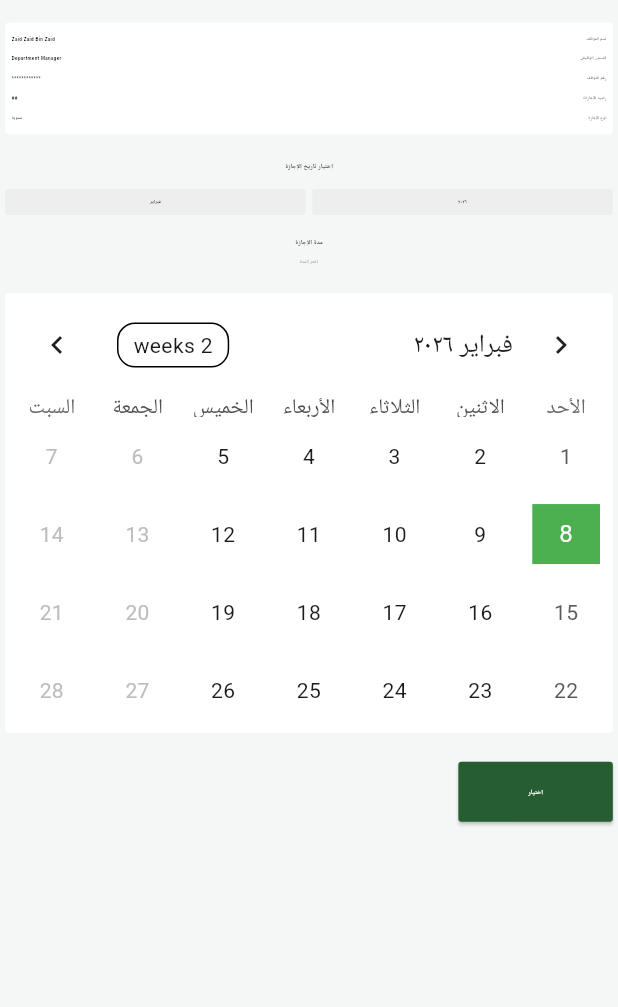
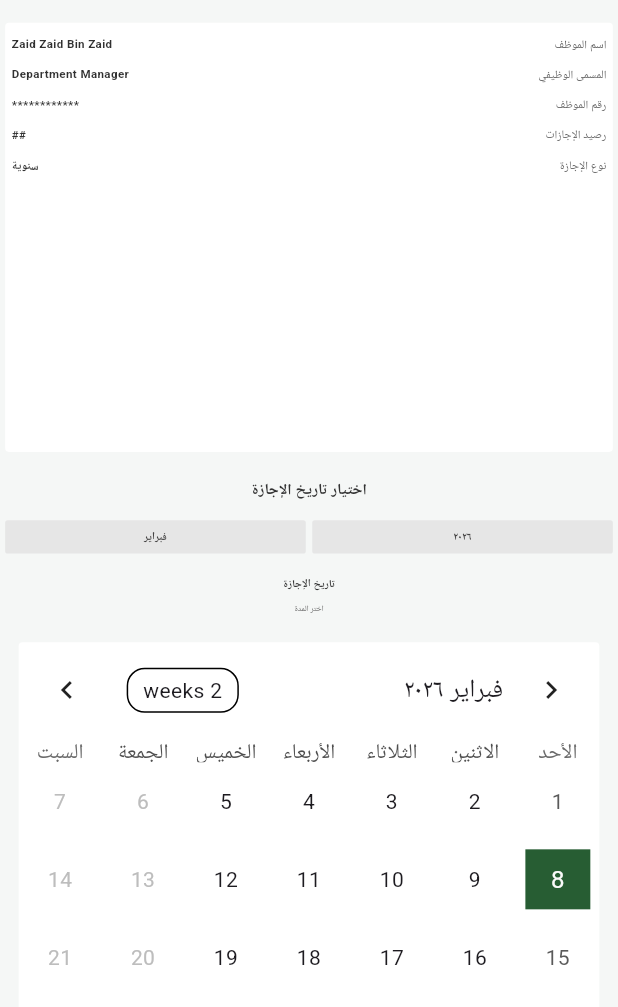
Before and after one commit to hodamostafa/NTGProject, a Flutter app: the CalendarScreen screen opened directly, on a phone screen of 412 x 824 dp, the part 229-1236 px from its top. Run offline on Flutter 3.47's test engine with Material 3 defaults, Android fonts, the phone set to English and light mode, and no system bars; drawn by our look-alikes of table_calendar; our stand-ins replace easy_localization, flutter_easyloading, flutter_riverpod, flutter_screenutil, flutter_svg.

Commit message:
add request details screen with localization and ui

```diff
--- a/assets/translations/ar.json
+++ b/assets/translations/ar.json
@@ -2,15 +2,20 @@
   "leaves" : "طلب إجازة",
 
   "select_leave_date": "اختيار تاريخ الإجازة",
-  "leave_range": "مدة الإجازة",
+  "leave_range": "تاريخ الإجازة",
   "select_range": "اختر المدة",
-  "total_working_days": "عدد أيام : {}",
+  "total_working_days": "عدد ألايام : {}",
   "weekend_warning": "الأيام المختارة عطلة نهاية الأسبوع",
   "employee_name": "اسم الموظف",
   "job_title": "المسمى الوظيفي",
   "employee_id": "رقم الموظف",
   "leave_balance": "رصيد الإجازات",
   "leave_type": "نوع الإجازة",
-  "select": "اختيار",
-  "annual": "سنوية"
+  "select": "تحديد",
+  "annual": "سنوية",
+  "confirm": "تأكيد",
+    "start_date": "تاريخ البدء",
+    "end_date": "تاريخ الانتهاء",
+    "total_days": "اجمالي الأيام",
+    "request_details": "تفاصيل الطلب"
 }
--- a/lib/screens/calendar-screen/calender-screen.dart
+++ b/lib/screens/calendar-screen/calender-screen.dart
@@ -1,8 +1,10 @@
 import 'package:easy_localization/easy_localization.dart';
 import 'package:flutter/material.dart';
 import 'package:flutter_screenutil/flutter_screenutil.dart';
-import 'package:intl/intl.dart';
+import 'package:project/screens/calendar-screen/request-details-screen.dart';
 import 'package:table_calendar/table_calendar.dart';
+
+import '../../utils/helper-widget.dart';
 
 class CalendarScreen extends StatefulWidget {
   const CalendarScreen({super.key});
@@ -19,10 +21,15 @@ class _CalendarScreenState extends State<CalendarScreen> {
   DateTime? _rangeEnd;
   final RangeSelectionMode _rangeSelectionMode = RangeSelectionMode.toggledOn;
 
-  String get monthName =>
-      DateFormat('MMMM',context.locale.languageCode,).format(_rangeStart ?? DateTime.now());
+  String get monthName => DateFormat(
+        'MMMM',
+        context.locale.languageCode,
+      ).format(_rangeStart ?? DateTime.now());
 
-  String get year => DateFormat('yyyy',context.locale.languageCode,).format(_rangeStart ?? DateTime.now());
+  String get year => DateFormat(
+        'yyyy',
+        context.locale.languageCode,
+      ).format(_rangeStart ?? DateTime.now());
 
   /// Leave days excluding Friday & Saturday
   int get leaveDays {
@@ -63,6 +70,7 @@ class _CalendarScreenState extends State<CalendarScreen> {
                 ),
                 SizedBox(height: 20.h),
                 Container(
+                  height: 375.h,
                   padding: EdgeInsets.all(20.w),
                   decoration: BoxDecoration(
                     color: Colors.white,
@@ -70,11 +78,11 @@ class _CalendarScreenState extends State<CalendarScreen> {
                   ),
                   child: Column(
                     children: [
-                      _infoRow("employee_name", "Zaid Zaid Bin Zaid"),
-                      _infoRow("job_title", "Department Manager"),
-                      _infoRow("employee_id", "************"),
-                      _infoRow("leave_balance", "##"),
-                      _infoRow("leave_type", "annual"),
+                      infoRow("employee_name", "Zaid Zaid Bin Zaid"),
+                      infoRow("job_title", "Department Manager"),
+                      infoRow("employee_id", "************"),
+                      infoRow("leave_balance", "##"),
+                      infoRow("leave_type", "annual"),
                     ],
                   ),
                 ),
@@ -83,8 +91,9 @@ class _CalendarScreenState extends State<CalendarScreen> {
                   child: Text(
                     "select_leave_date".tr(),
                     style: TextStyle(
-                      fontSize: 20.sp,
+                      fontSize: 48.sp,
                       fontWeight: FontWeight.bold,
+                      color: Color(0xFF333333),
                     ),
                   ),
                 ),
@@ -92,9 +101,9 @@ class _CalendarScreenState extends State<CalendarScreen> {
                 Row(
                   mainAxisAlignment: MainAxisAlignment.spaceBetween,
                   children: [
-                    Expanded(child: _selectorBox(year)),
+                    Expanded(child: selectorBox(year)),
                     SizedBox(width: 20.w),
-                    Expanded(child: _selectorBox(monthName)),
+                    Expanded(child: selectorBox(monthName)),
                   ],
                 ),
                 SizedBox(height: 20.h),
@@ -102,8 +111,9 @@ class _CalendarScreenState extends State<CalendarScreen> {
                   child: Text(
                     "leave_range".tr(),
                     style: TextStyle(
-                      fontSize: 20.sp,
+                      fontSize: 33.sp,
                       fontWeight: FontWeight.bold,
+                      color: Color(0xFF333333),
                     ),
                   ),
                 ),
@@ -120,8 +130,8 @@ class _CalendarScreenState extends State<CalendarScreen> {
                             context.locale.languageCode,
                           ).format(_rangeEnd ?? _rangeStart!)}",
                     style: TextStyle(
-                        fontSize: 16.sp,
-                        color: Colors.grey,
+                        fontSize: 25.sp,
+                        color: Color(0xFF666666),
                         fontFamily: 'Roboto',
                         fontWeight: FontWeight.w500),
                   ),
@@ -132,14 +142,15 @@ class _CalendarScreenState extends State<CalendarScreen> {
                     child: Text(
                       "total_working_days".tr(args: [leaveDays.toString()]),
                       style: TextStyle(
-                          fontSize: 16.sp,
+                          fontSize: 20.sp,
                           fontWeight: FontWeight.bold,
-                          color:Colors.black87),
+                          color: Color(0xFF666666)),
                     ),
                   ),
                 SizedBox(height: 16.h),
-                Container(
-                    padding: EdgeInsets.all(12.w),
+                Padding(
+                  padding: EdgeInsets.symmetric(horizontal:42.w),
+                  child: Container(
                       decoration: BoxDecoration(
                         color: Colors.white,
                         borderRadius: BorderRadius.circular(12.r),
@@ -181,14 +192,18 @@ class _CalendarScreenState extends State<CalendarScreen> {
                             shape: BoxShape.rectangle,
                           ),
                           todayDecoration: const BoxDecoration(
-                          color: Colors.green,
+                            color: Color(0xff275D33),
                             shape: BoxShape.rectangle,
                           ),
                         ),
                       )),
+                ),
                 SizedBox(height: 20.h),
-                SizedBox(
-                  width: 1.sw / 4,
+                Padding(
+                  padding:  EdgeInsets.only(right:42.w ),
+                  child: SizedBox(
+                    width: 358.w,
+                    height: 78.h,
                     child: ElevatedButton(
                       style: ElevatedButton.styleFrom(
                         backgroundColor: const Color(0xff275D33),
@@ -197,13 +212,30 @@ class _CalendarScreenState extends State<CalendarScreen> {
                           borderRadius: BorderRadius.circular(10.r),
                         ),
                       ),
-                    onPressed: () {},
+                      onPressed: () {
+                        if(leaveDays == 0) return;
+                        Navigator.push(
+                            context,
+                            MaterialPageRoute(
+                                builder: (_) => RequestScreen(
+                                      startDate: DateFormat(
+                                        'dd MMM yyyy',
+                                        context.locale.languageCode,
+                                      ).format(_rangeStart!),
+                                      endDate: DateFormat(
+                                        'dd MMM yyyy',
+                                        context.locale.languageCode,
+                                      ).format(_rangeEnd ?? _rangeStart!),
+                                      leaveDays: leaveDays,
+                                    )));
+                      },
                       child: Text(
                         "select".tr(),
                         style: TextStyle(
-                        fontSize: 20.sp,
+                          fontSize: 40.sp,
                           color: Colors.white,
                           fontWeight: FontWeight.bold,
+                        ),
                       ),
                     ),
                   ),
@@ -217,37 +249,4 @@ class _CalendarScreenState extends State<CalendarScreen> {
     );
   }
 
-  Widget _infoRow(String title, String value) {
-    return Padding(
-      padding: EdgeInsets.symmetric(vertical: 6.h),
-      child: Row(
-        mainAxisAlignment: MainAxisAlignment.spaceBetween,
-        children: [
-          Text(title.tr(), style: TextStyle(fontSize: 14.sp)),
-          Text(value.tr(),
-              style: TextStyle(fontSize: 14.sp, fontWeight: FontWeight.bold)),
-        ],
-      ),
-    );
 }
-
-  Widget _selectorBox(String text) {
-    return Container(
-      padding: EdgeInsets.symmetric(horizontal: 20.w, vertical: 8.h),
-      decoration: BoxDecoration(
-        color: Colors.grey.shade200,
-        borderRadius: BorderRadius.circular(8.r),
-      ),
-      child: Center(
-        child: Text(
-          text,
-          style: TextStyle(
-            fontSize: 16.sp,
-            fontWeight: FontWeight.bold,
-            color: Colors.black87,
-          ),
-        ),
-      ),
-    );
-  }
-}
--- /dev/null
+++ b/lib/utils/helper-widget.dart
@@ -0,0 +1,38 @@
+import 'package:easy_localization/easy_localization.dart';
+import 'package:flutter/cupertino.dart';
+import 'package:flutter/material.dart';
+import 'package:flutter_screenutil/flutter_screenutil.dart';
+
+Widget infoRow(String title, String value) {
+  return Padding(
+    padding: EdgeInsets.symmetric(vertical: 6.h),
+    child: Row(
+      mainAxisAlignment: MainAxisAlignment.spaceBetween,
+      children: [
+        Text(title.tr(), style: TextStyle(fontSize: 36.sp,color:Color(0xFF5C5C5C),)),
+        Text(value.tr(),
+            style: TextStyle(fontSize: 36.sp, fontWeight: FontWeight.bold,color: Color(0xFF313131),)),
+      ],
+    ),
+  );
+}
+
+Widget selectorBox(String text) {
+  return Container(
+    padding: EdgeInsets.symmetric(horizontal: 20.w, vertical: 8.h),
+    decoration: BoxDecoration(
+      color: Color(0xFFE6E6E6),
+      borderRadius: BorderRadius.circular(8.r),
+    ),
+    child: Center(
+      child: Text(
+        text,
+        style: TextStyle(
+          fontSize: 33.sp,
+          fontWeight: FontWeight.bold,
+          color: Color(0xFF454444),
+        ),
+      ),
+    ),
+  );
+}
```
Also changed, not shown: assets/translations/en.json (+6 -1 lines), lib/screens/calendar-screen/request-details-screen.dart (added, +99 -0 lines). Lines whose indentation alone changed are shown as unchanged.
